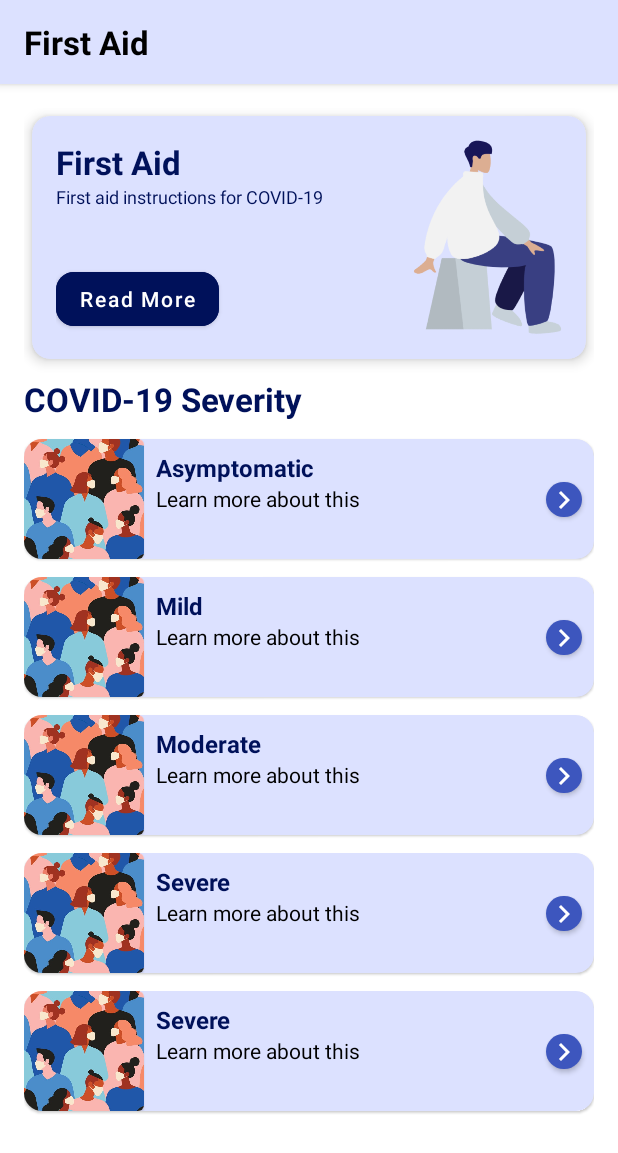
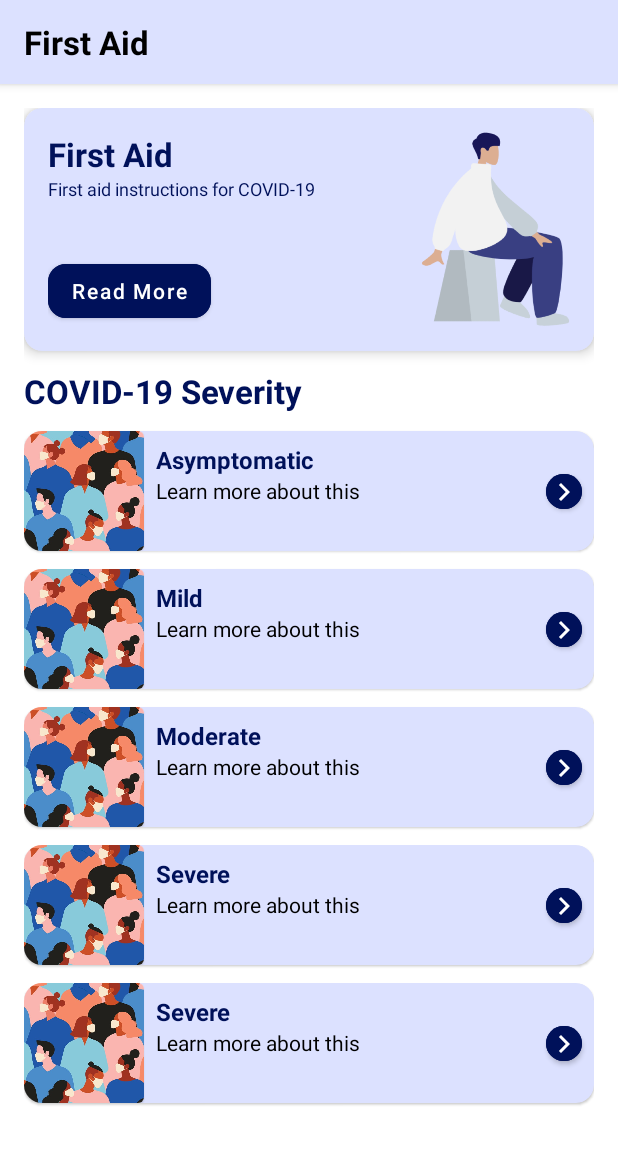
Before and after one commit to MadJack1906/First-Aid-UI-Design-App, an Android app: the layout activity_main.xml on its own in the app's theme, with its tools: preview values and no code run, on a phone screen of 412 x 824 dp. Shown: the top 1153 px of the screen. Run offline under Robolectric (Android 15) with nearby library versions, the phone set to English and light mode, and no system bars.

Commit message:
Added styling (matBtnRightArrow) to the portrait main activity

```diff
--- a/app/src/main/res/layout-land/activity_main.xml
+++ b/app/src/main/res/layout-land/activity_main.xml
@@ -39,7 +39,7 @@
         app:layout_constraintTop_toBottomOf="@+id/appBarLayout">
         <androidx.constraintlayout.widget.ConstraintLayout
             android:layout_width="match_parent"
-            android:layout_height="0dp"
+            android:layout_height="wrap_content"
             android:isScrollContainer="true"
             android:padding="16dp"
             app:layout_constraintBottom_toBottomOf="parent"
@@ -105,7 +105,7 @@
 
             <!-- Covid-19 Severity Category -->
             <TextView
-                android:id="@+id/textView3"
+                android:id="@+id/covidSeverityTitle"
                 style="@style/tvTitle"
                 android:layout_width="wrap_content"
                 android:layout_height="wrap_content"
@@ -116,12 +116,15 @@
 
             <com.google.android.flexbox.FlexboxLayout
                 android:layout_width="match_parent"
-                android:layout_height="wrap_content"
-                android:layout_marginTop="12dp"
+                android:layout_height="match_parent"
+                app:flexWrap="wrap"
+                app:alignContent="stretch"
+                app:alignItems="stretch"
+                app:justifyContent="space_evenly"
                 app:layout_constraintBottom_toBottomOf="parent"
                 app:layout_constraintEnd_toEndOf="parent"
                 app:layout_constraintStart_toStartOf="parent"
-                app:layout_constraintTop_toBottomOf="@id/textView3">
+                app:layout_constraintTop_toBottomOf="@+id/covidSeverityTitle">
 
                 <com.google.android.material.card.MaterialCardView
                     android:id="@+id/cardAsymptomatic"
@@ -165,7 +168,7 @@
                             android:layout_marginHorizontal="8dp"
                             android:layout_marginTop="8dp"
                             android:text="@string/asymptomatic"
-                            android:textSize="16sp"/>
+                            android:textSize="16sp" />
 
                         <TextView
                             android:layout_width="wrap_content"
@@ -173,7 +176,7 @@
                             android:layout_marginHorizontal="8dp"
                             android:text="@string/learn_more_about_this"
                             android:textColor="@color/black"
-                            android:textSize="14sp"/>
+                            android:textSize="14sp" />
 
                         <com.google.android.material.button.MaterialButton
                             android:layout_width="wrap_content"
@@ -184,7 +187,7 @@
                             android:text="@string/read_more"
                             android:textAllCaps="false"
                             app:cornerRadius="20dp"
-                            app:iconGravity="textStart"/>
+                            app:iconGravity="textStart" />
                     </LinearLayout>
                 </com.google.android.material.card.MaterialCardView>
 
@@ -193,7 +196,6 @@
                     style="@style/cardCovidSeverityStyle"
                     android:layout_width="wrap_content"
                     android:layout_height="wrap_content"
-                    android:layout_marginStart="12dp"
                     android:clickable="true"
                     android:focusable="true">
 
@@ -211,7 +213,7 @@
                                 android:layout_width="wrap_content"
                                 android:layout_height="100dp"
                                 android:scaleType="fitXY"
-                                android:src="@drawable/group_of_humans"/>
+                                android:src="@drawable/group_of_humans" />
                         </com.google.android.material.card.MaterialCardView>
 
                         <TextView
@@ -222,7 +224,7 @@
                             android:layout_marginHorizontal="8dp"
                             android:layout_marginTop="8dp"
                             android:text="@string/mild"
-                            android:textSize="16sp"/>
+                            android:textSize="16sp" />
 
                         <TextView
                             android:layout_width="wrap_content"
@@ -250,7 +252,6 @@
                     style="@style/cardCovidSeverityStyle"
                     android:layout_width="wrap_content"
                     android:layout_height="wrap_content"
-                    android:layout_marginStart="12dp"
                     android:clickable="true"
                     android:focusable="true">
 
@@ -268,7 +269,7 @@
                                 android:layout_width="wrap_content"
                                 android:layout_height="100dp"
                                 android:scaleType="fitXY"
-                                android:src="@drawable/group_of_humans"/>
+                                android:src="@drawable/group_of_humans" />
                         </com.google.android.material.card.MaterialCardView>
 
                         <TextView
@@ -279,7 +280,7 @@
                             android:layout_marginHorizontal="8dp"
                             android:layout_marginTop="8dp"
                             android:text="@string/moderate"
-                            android:textSize="16sp"/>
+                            android:textSize="16sp" />
 
                         <TextView
                             android:layout_width="wrap_content"
@@ -307,7 +308,6 @@
                     style="@style/cardCovidSeverityStyle"
                     android:layout_width="wrap_content"
                     android:layout_height="wrap_content"
-                    android:layout_marginStart="12dp"
                     android:clickable="true"
                     android:focusable="true">
 
@@ -325,7 +325,7 @@
                                 android:layout_width="wrap_content"
                                 android:layout_height="100dp"
                                 android:scaleType="fitXY"
-                                android:src="@drawable/group_of_humans"/>
+                                android:src="@drawable/group_of_humans" />
                         </com.google.android.material.card.MaterialCardView>
 
                         <TextView
@@ -336,7 +336,7 @@
                             android:layout_marginHorizontal="8dp"
                             android:layout_marginTop="8dp"
                             android:text="@string/severe"
-                            android:textSize="16sp"/>
+                            android:textSize="16sp" />
 
                         <TextView
                             android:layout_width="wrap_content"
@@ -364,7 +364,6 @@
                     style="@style/cardCovidSeverityStyle"
                     android:layout_width="wrap_content"
                     android:layout_height="wrap_content"
-                    android:layout_marginStart="12dp"
                     android:clickable="true"
                     android:focusable="true">
 
@@ -382,7 +381,7 @@
                                 android:layout_width="wrap_content"
                                 android:layout_height="100dp"
                                 android:scaleType="fitXY"
-                                android:src="@drawable/group_of_humans"/>
+                                android:src="@drawable/group_of_humans" />
                         </com.google.android.material.card.MaterialCardView>
 
                         <TextView
@@ -393,7 +392,7 @@
                             android:layout_marginHorizontal="8dp"
                             android:layout_marginTop="8dp"
                             android:text="@string/critical"
-                            android:textSize="16sp"/>
+                            android:textSize="16sp" />
 
                         <TextView
                             android:layout_width="wrap_content"
@@ -416,6 +415,61 @@
                     </LinearLayout>
                 </com.google.android.material.card.MaterialCardView>
 
+                <com.google.android.material.card.MaterialCardView
+                    android:id="@+id/cardCritical1"
+                    style="@style/cardCovidSeverityStyle"
+                    android:layout_width="wrap_content"
+                    android:layout_height="wrap_content"
+                    android:clickable="true"
+                    android:focusable="true">
+
+                    <LinearLayout
+                        android:layout_width="match_parent"
+                        android:layout_height="wrap_content"
+                        android:orientation="vertical">
+
+                        <com.google.android.material.card.MaterialCardView
+                            android:id="@+id/cardImageCritical1"
+                            android:layout_width="match_parent"
+                            android:layout_height="wrap_content">
+
+                            <ImageView
+                                android:layout_width="wrap_content"
+                                android:layout_height="100dp"
+                                android:scaleType="fitXY"
+                                android:src="@drawable/group_of_humans" />
+                        </com.google.android.material.card.MaterialCardView>
+
+                        <TextView
+                            android:id="@+id/tvCriticalSeverity1"
+                            style="@style/tvTitle"
+                            android:layout_width="wrap_content"
+                            android:layout_height="wrap_content"
+                            android:layout_marginHorizontal="8dp"
+                            android:layout_marginTop="8dp"
+                            android:text="@string/critical"
+                            android:textSize="16sp" />
+
+                        <TextView
+                            android:layout_width="wrap_content"
+                            android:layout_height="wrap_content"
+                            android:layout_marginHorizontal="8dp"
+                            android:text="@string/learn_more_about_this"
+                            android:textColor="@color/black"
+                            android:textSize="14sp" />
+
+                        <com.google.android.material.button.MaterialButton
+                            android:layout_width="wrap_content"
+                            android:layout_height="wrap_content"
+                            android:layout_margin="8dp"
+                            android:backgroundTint="@color/onPrimaryContainer"
+                            android:clickable="false"
+                            android:text="@string/read_more"
+                            android:textAllCaps="false"
+                            app:cornerRadius="20dp"
+                            app:iconGravity="textStart" />
+                    </LinearLayout>
+                </com.google.android.material.card.MaterialCardView>
             </com.google.android.flexbox.FlexboxLayout>
 
         </androidx.constraintlayout.widget.ConstraintLayout>
--- a/app/src/main/res/layout/activity_main.xml
+++ b/app/src/main/res/layout/activity_main.xml
@@ -43,7 +43,6 @@
             android:layout_height="wrap_content"
             style="@style/cardStyle"
             app:cardElevation="5dp"
-            android:layout_margin="5dp"
             android:clickable="true"
             android:focusable="true"
             app:layout_constraintEnd_toEndOf="parent"
@@ -163,12 +162,7 @@
                 <com.google.android.material.button.MaterialButton
                     android:layout_width="24dp"
                     android:layout_height="35dp"
-                    app:icon="@drawable/ic_baseline_navigate_next_24"
-                    app:iconPadding="0dp"
-                    app:iconGravity="textStart"
-                    app:cornerRadius="100dp"
-                    android:layout_marginEnd="8dp"
-                    android:clickable="false"
+                    style="@style/matBtnRightArrow"
                     app:layout_constraintBottom_toBottomOf="parent"
                     app:layout_constraintEnd_toEndOf="parent"
                     app:layout_constraintTop_toTopOf="parent" />
@@ -231,12 +225,7 @@
                 <com.google.android.material.button.MaterialButton
                     android:layout_width="24dp"
                     android:layout_height="35dp"
-                    android:layout_marginEnd="8dp"
-                    app:cornerRadius="100dp"
-                    app:icon="@drawable/ic_baseline_navigate_next_24"
-                    app:iconGravity="textStart"
-                    app:iconPadding="0dp"
-                    android:clickable="false"
+                    style="@style/matBtnRightArrow"
                     app:layout_constraintBottom_toBottomOf="parent"
                     app:layout_constraintEnd_toEndOf="parent"
                     app:layout_constraintTop_toTopOf="parent" />
@@ -299,12 +288,7 @@
                 <com.google.android.material.button.MaterialButton
                     android:layout_width="24dp"
                     android:layout_height="35dp"
-                    android:layout_marginEnd="8dp"
-                    android:clickable="false"
-                    app:cornerRadius="100dp"
-                    app:icon="@drawable/ic_baseline_navigate_next_24"
-                    app:iconGravity="textStart"
-                    app:iconPadding="0dp"
+                    style="@style/matBtnRightArrow"
                     app:layout_constraintBottom_toBottomOf="parent"
                     app:layout_constraintEnd_toEndOf="parent"
                     app:layout_constraintTop_toTopOf="parent" />
@@ -367,12 +351,7 @@
                 <com.google.android.material.button.MaterialButton
                     android:layout_width="24dp"
                     android:layout_height="35dp"
-                    android:layout_marginEnd="8dp"
-                    android:clickable="false"
-                    app:cornerRadius="100dp"
-                    app:icon="@drawable/ic_baseline_navigate_next_24"
-                    app:iconGravity="textStart"
-                    app:iconPadding="0dp"
+                    style="@style/matBtnRightArrow"
                     app:layout_constraintBottom_toBottomOf="parent"
                     app:layout_constraintEnd_toEndOf="parent"
                     app:layout_constraintTop_toTopOf="parent" />
@@ -435,12 +414,7 @@
                 <com.google.android.material.button.MaterialButton
                     android:layout_width="24dp"
                     android:layout_height="35dp"
-                    android:layout_marginEnd="8dp"
-                    android:clickable="false"
-                    app:cornerRadius="100dp"
-                    app:icon="@drawable/ic_baseline_navigate_next_24"
-                    app:iconGravity="textStart"
-                    app:iconPadding="0dp"
+                    style="@style/matBtnRightArrow"
                     app:layout_constraintBottom_toBottomOf="parent"
                     app:layout_constraintEnd_toEndOf="parent"
                     app:layout_constraintTop_toTopOf="parent" />
--- a/app/src/main/res/values/themes.xml
+++ b/app/src/main/res/values/themes.xml
@@ -32,5 +32,17 @@
     <style name="cardCovidSeverityStyle" parent="Widget.MaterialComponents.CardView">
         <item name="cardBackgroundColor">@color/primaryContainer</item>
         <item name="cardCornerRadius">12dp</item>
+        <item name="android:layout_marginTop">8dp</item>
+    </style>
+
+    <style name="matBtnRightArrow">
+        <item name="icon">@drawable/ic_baseline_navigate_next_24</item>
+        <item name="iconPadding">0dp</item>
+        <item name="iconGravity">textStart</item>
+        <item name="cornerRadius">100dp</item>
+        <item name="android:layout_marginEnd">8dp</item>
+        <item name="android:clickable">false</item>
+        <item name="android:backgroundTint">@color/onPrimaryContainer</item>
+        <item name="elevation">0dp</item>
     </style>
 </resources>
```
